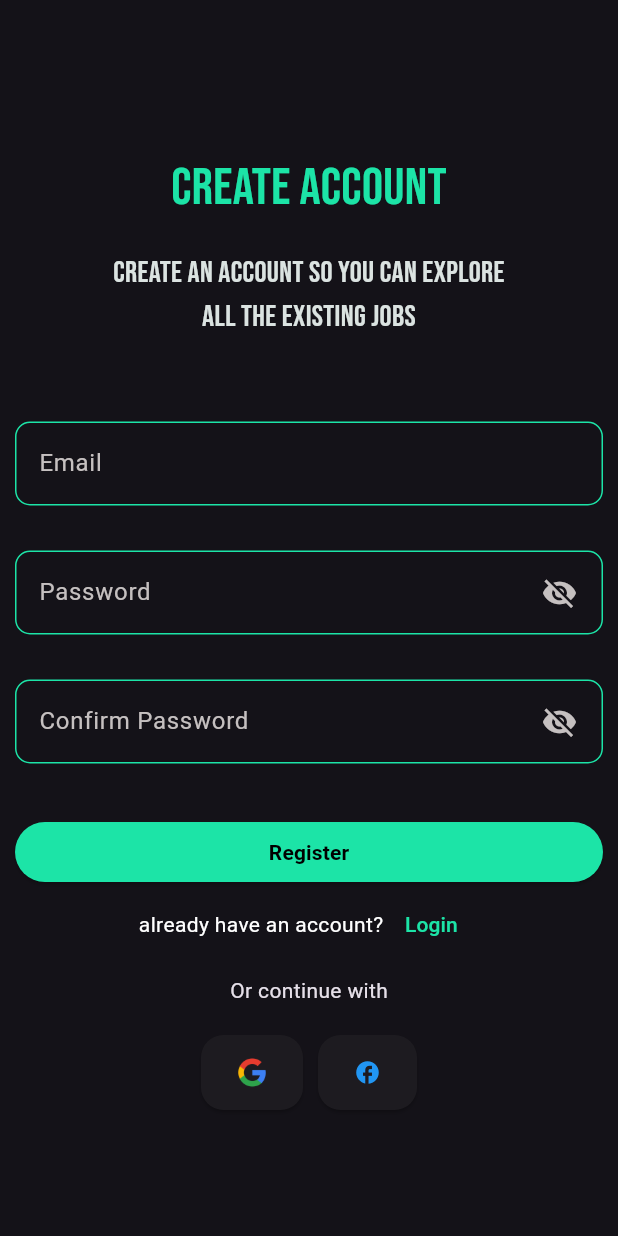
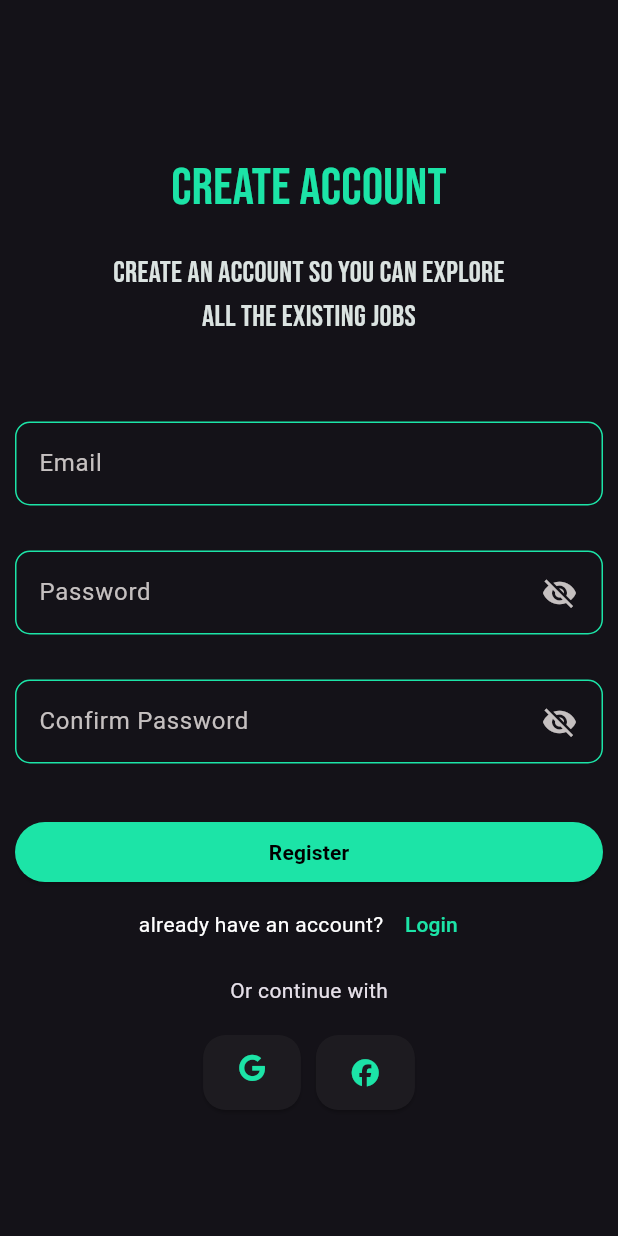
Before and after one commit to Abd0-M0stafa/Chat_app, a Flutter app: the screen it shows after launch, after a tap on "Register", on a phone screen of 412 x 824 dp. Run offline on Flutter 3.47's test engine with Material 3 defaults, Android fonts, the phone set to English and light mode, and no system bars; drawn by our look-alikes of modal_progress_hud_nsn; our stand-ins replace bloc, cloud_firestore, device_preview, firebase_auth, firebase_core, flutter_bloc and 2 more; missing offline and left inert: flutter_facebook_auth; accounts and stored records are empty.

Commit message:
new update

```diff
--- a/chat_app/lib/main.dart
+++ b/chat_app/lib/main.dart
@@ -1,6 +1,7 @@
 import 'package:chat_app/cubits/auth_cubit/auth_cubit.dart';
 import 'package:chat_app/firebase_options.dart';
-import 'package:chat_app/views/welcomeView.dart';
+import 'package:chat_app/views/splash/presentation/views/splash_view.dart';
+import 'package:device_preview/device_preview.dart';
 import 'package:firebase_core/firebase_core.dart';
 import 'package:flutter/material.dart';
 import 'package:flutter_bloc/flutter_bloc.dart';
@@ -10,7 +11,12 @@ void main() async {
   await Firebase.initializeApp(
     options: DefaultFirebaseOptions.currentPlatform,
   );
-  runApp(const ChatApp());
+
+  runApp(
+    DevicePreview(
+      builder: (context) => ChatApp(), // Wrap your app
+    ),
+  );
 }
 
 class ChatApp extends StatelessWidget {
@@ -21,9 +27,11 @@ class ChatApp extends StatelessWidget {
     return BlocProvider(
       create: (context) => AuthCubit(),
       child: MaterialApp(
+        locale: DevicePreview.locale(context),
+        builder: DevicePreview.appBuilder,
         theme: ThemeData.dark(),
         debugShowCheckedModeBanner: false,
-        home: const WelcomeView(),
+        home: const SplashView(),
       ),
     );
   }
--- a/chat_app/lib/views/registerView.dart
+++ b/chat_app/lib/views/registerView.dart
@@ -5,6 +5,7 @@ import 'package:chat_app/views/loginView.dart';
 import 'package:chat_app/widgets/customTextField.dart';
 import 'package:flutter/material.dart';
 import 'package:flutter_bloc/flutter_bloc.dart';
+import 'package:font_awesome_flutter/font_awesome_flutter.dart';
 import 'package:modal_progress_hud_nsn/modal_progress_hud_nsn.dart';
 
 // ignore: must_be_immutable.
@@ -298,11 +299,11 @@ class _RegisterViewState extends State<RegisterView> {
                               await BlocProvider.of<AuthCubit>(context)
                                   .signInWithGoogle();
                             },
-                            child: SizedBox(
-                              height: 20,
-                              child: Image.asset(
-                                'images/google_icon.png',
-                              ),
+                            child: const SizedBox(
+                              height: 25,
+                              child: FaIcon(
+                                  color: Color.fromARGB(255, 28, 228, 167),
+                                  FontAwesomeIcons.google),
                             ),
                           ),
                         ),
@@ -321,10 +322,9 @@ class _RegisterViewState extends State<RegisterView> {
                               await BlocProvider.of<AuthCubit>(context)
                                   .signInWithFacebook();
                             },
-                            child: const Icon(
-                              Icons.facebook,
-                              color: Colors.blue,
-                            ),
+                            child: const FaIcon(
+                                color: Color.fromARGB(255, 28, 228, 167),
+                                FontAwesomeIcons.facebook),
                           ),
                         ),
                       ],
--- /dev/null
+++ b/chat_app/lib/views/splash/presentation/views/splash_view.dart
@@ -0,0 +1,13 @@
+import 'package:chat_app/views/splash/presentation/views/widgets/splash_view_body.dart';
+import 'package:flutter/material.dart';
+
+class SplashView extends StatelessWidget {
+  const SplashView({super.key});
+
+  @override
+  Widget build(BuildContext context) {
+    return const Scaffold(
+      body: SplashViewBody(),
+    );
+  }
+}
--- /dev/null
+++ b/chat_app/lib/views/splash/presentation/views/widgets/splash_view_body.dart
@@ -0,0 +1,43 @@
+import 'package:chat_app/views/welcomeView.dart';
+import 'package:flutter/material.dart';
+
+class SplashViewBody extends StatefulWidget {
+  const SplashViewBody({super.key});
+
+  @override
+  State<SplashViewBody> createState() => _SplashViewBodyState();
+}
+
+class _SplashViewBodyState extends State<SplashViewBody> {
+  @override
+  void initState() {
+    super.initState();
+    navigateToHome();
+  }
+
+  @override
+  Widget build(BuildContext context) {
+    return Column(
+      mainAxisAlignment: MainAxisAlignment.center,
+      crossAxisAlignment: CrossAxisAlignment.stretch,
+      children: [
+        AspectRatio(
+            aspectRatio: 5 / 2.5, child: Image.asset('images/chatLogo.png')),
+      ],
+    );
+  }
+
+  void navigateToHome() {
+    Future.delayed(
+      const Duration(seconds: 2),
+      () {
+        Navigator.push(
+          context,
+          MaterialPageRoute<void>(
+            builder: (BuildContext context) => const WelcomeView(),
+          ),
+        );
+      },
+    );
+  }
+}
--- a/chat_app/lib/widgets/FirstchatMessage.dart
+++ b/chat_app/lib/widgets/FirstchatMessage.dart
@@ -2,7 +2,10 @@ import 'package:chat_app/models/messagesModel.dart';
 import 'package:flutter/material.dart';
 
 class ChatMessage extends StatelessWidget {
-  const ChatMessage({super.key, required this.message});
+  const ChatMessage({
+    super.key,
+    required this.message,
+  });
   final MessageModel message;
 
   @override
--- a/chat_app/lib/widgets/chat_view_body.dart
+++ b/chat_app/lib/widgets/chat_view_body.dart
@@ -22,6 +22,8 @@ class _ChatBodyState extends State<ChatBody> {
   List<MessageModel> messageList = [];
 
   String? finalMessage;
+
+  bool isFound = false;
 
   @override
   Widget build(BuildContext context) {
--- a/chat_app/lib/widgets/customTextField.dart
+++ b/chat_app/lib/widgets/customTextField.dart
@@ -26,7 +26,7 @@ class CustomTextField extends StatelessWidget {
       controller: controller,
       validator: validator,
       style: const TextStyle(
-        color: Color.fromARGB(255, 28, 228, 167),
+        color: Color(0xFF1CE4A7),
       ),
       onChanged: onChanged,
       decoration: InputDecoration(
--- a/chat_app/lib/widgets/secondChatMessage.dart
+++ b/chat_app/lib/widgets/secondChatMessage.dart
@@ -2,7 +2,10 @@ import 'package:chat_app/models/messagesModel.dart';
 import 'package:flutter/material.dart';
 
 class SecondChatMessage extends StatelessWidget {
-  const SecondChatMessage({super.key, required this.message});
+  const SecondChatMessage({
+    super.key,
+    required this.message,
+  });
   final MessageModel message;
 
   @override
```
Also changed, not shown: chat_app/lib/views/loginView.dart (+9 -9 lines), chat_app/pubspec.yaml (+9 -0 lines), chat_app/images/chatLogo.png (added), chat_app/pubspec.lock, 29 other files.
